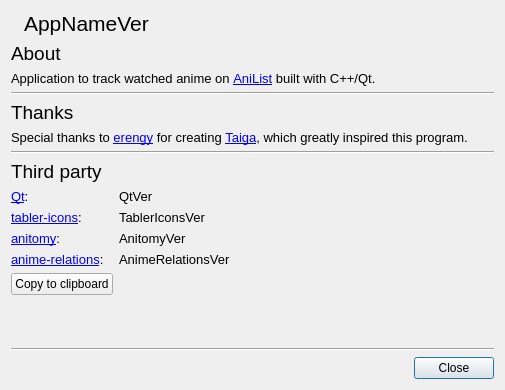
nisemono0/AniTrack, file src/gui/dialogs/about_dialog.ui: the form before one commit.
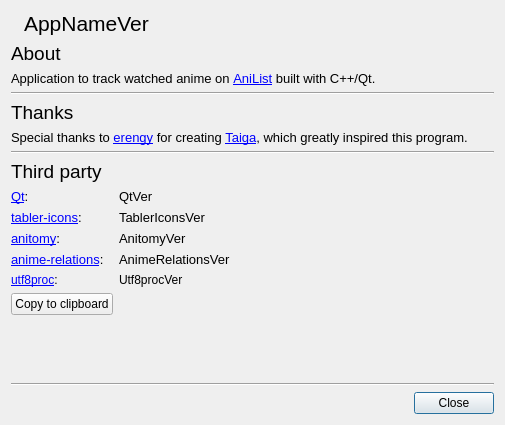
The form after the commit. Icons and pictures are not drawn.

Commit message: feat: show utf8proc version in about dialog

```diff
--- a/src/gui/dialogs/about_dialog.ui
+++ b/src/gui/dialogs/about_dialog.ui
@@ -7,19 +7,19 @@
     <x>0</x>
     <y>0</y>
     <width>505</width>
-    <height>390</height>
+    <height>425</height>
    </rect>
   </property>
   <property name="minimumSize">
    <size>
     <width>505</width>
-    <height>390</height>
+    <height>425</height>
    </size>
   </property>
   <property name="maximumSize">
    <size>
     <width>505</width>
-    <height>390</height>
+    <height>425</height>
    </size>
   </property>
   <property name="focusPolicy">
@@ -262,7 +262,7 @@
        </property>
       </widget>
      </item>
-     <item row="4" column="0">
+     <item row="5" column="0">
       <layout class="QHBoxLayout" name="horizontalLayout_5">
        <item>
         <widget class="QPushButton" name="pushButtonCopyToClipboard">
@@ -276,6 +276,20 @@
        </item>
       </layout>
      </item>
+     <item row="4" column="0">
+      <widget class="QLabel" name="labelUtf8proc">
+       <property name="text">
+        <string>&lt;a href=&quot;https://github.com/JuliaStrings/utf8proc&quot;&gt;utf8proc&lt;/a&gt;:</string>
+       </property>
+      </widget>
+     </item>
+     <item row="4" column="1">
+      <widget class="QLabel" name="labelUtf8procVer">
+       <property name="text">
+        <string>Utf8procVer</string>
+       </property>
+      </widget>
+     </item>
     </layout>
    </item>
    <item>
```
The commit also changes 1 other file.
